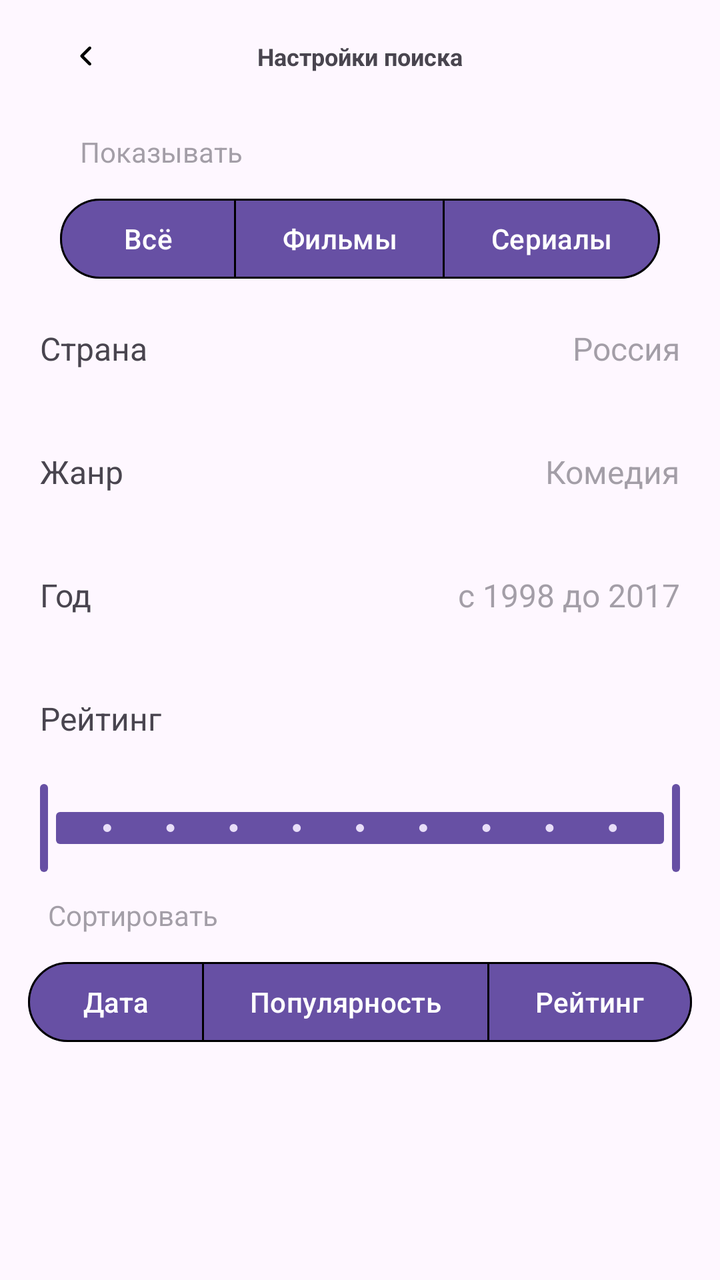
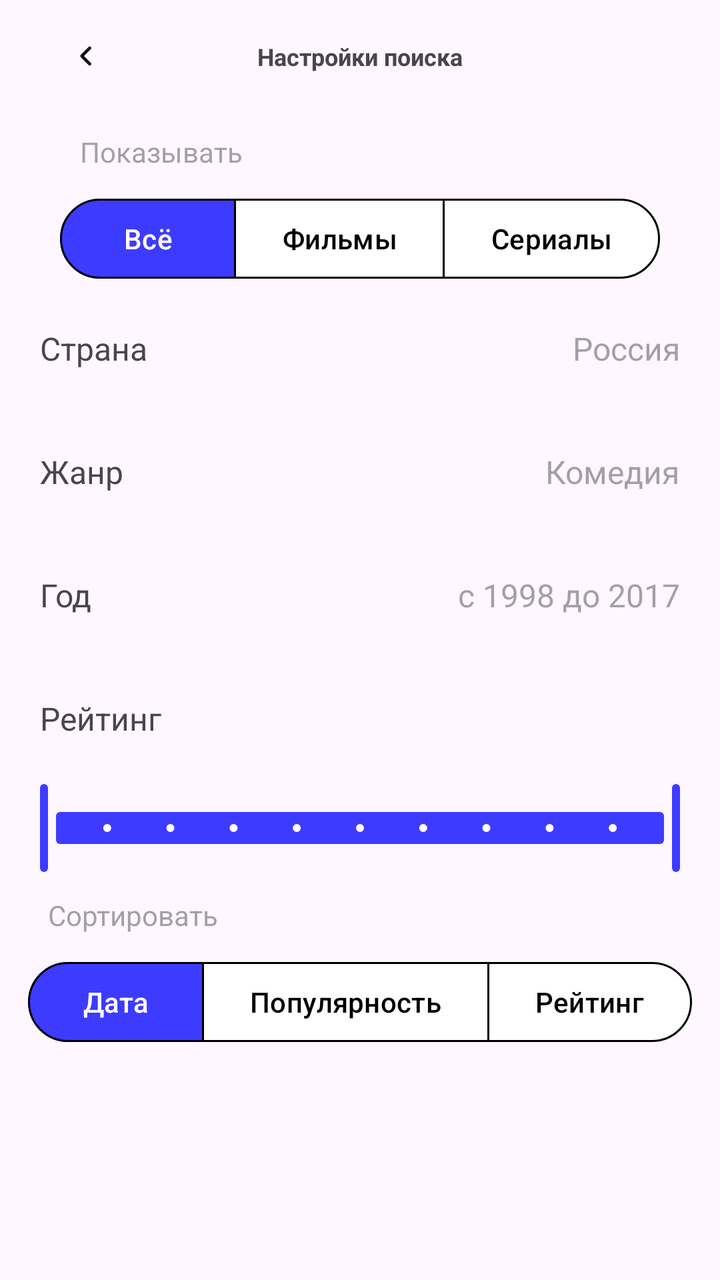

An Android layout rendered at two revisions. The XML below is the earlier revision; the diff shows what the commit changed to produce the second picture.
<!-- AndroidManifest.xml: application theme Theme.SkillCinema -->
<!-- res/layout/fragment_search_filter.xml -->
<?xml version="1.0" encoding="utf-8"?>
<LinearLayout xmlns:android="http://schemas.android.com/apk/res/android"
    xmlns:app="http://schemas.android.com/apk/res-auto"
    xmlns:tools="http://schemas.android.com/tools"
    android:layout_width="match_parent"
    android:layout_height="match_parent"
    android:orientation="vertical"
    tools:context=".presentation.fragments.SearchFilterFragment">

    <FrameLayout
        android:id="@+id/header_back_button_and_title"
        android:layout_width="match_parent"
        android:layout_height="wrap_content">

        <androidx.appcompat.widget.AppCompatImageButton
            android:id="@+id/header_back_button"
            android:layout_width="wrap_content"
            android:layout_height="wrap_content"
            android:layout_gravity="start|center"
            android:layout_marginStart="20dp"
            android:background="@null"
            android:padding="20dp"
            android:src="@drawable/back_arrow" />

        <androidx.appcompat.widget.AppCompatTextView
            android:id="@+id/header_title"
            android:layout_width="wrap_content"
            android:layout_height="wrap_content"
            android:layout_gravity="center"
            android:padding="20dp"
            android:text="@string/filter_page_header"
            android:textAlignment="center"
            android:textSize="@dimen/header_title_size"
            android:textStyle="bold" />

    </FrameLayout>

    <androidx.constraintlayout.widget.ConstraintLayout
        android:id="@+id/select_constraint_watch_type"
        android:layout_width="match_parent"
        android:layout_height="wrap_content">

        <androidx.appcompat.widget.AppCompatTextView
            android:id="@+id/select_watch_type_title"
            android:layout_width="wrap_content"
            android:layout_height="wrap_content"
            android:alpha="0.5"
            android:padding="10dp"
            android:text="@string/filter_select_watch_type_title"
            app:layout_constraintBottom_toTopOf="@+id/select_watch_type_group"
            app:layout_constraintStart_toStartOf="@+id/select_watch_type_group"
            app:layout_constraintTop_toTopOf="parent" />

        <com.google.android.material.button.MaterialButtonToggleGroup
            android:id="@+id/select_watch_type_group"
            android:layout_width="wrap_content"
            android:layout_height="wrap_content"
            android:layout_gravity="center"
            android:gravity="center"
            app:layout_constraintBottom_toBottomOf="parent"
            app:layout_constraintEnd_toEndOf="parent"
            app:layout_constraintStart_toStartOf="parent"
            app:layout_constraintTop_toBottomOf="@+id/select_watch_type_title">

            <com.google.android.material.button.MaterialButton
                android:id="@+id/select_all"
                android:layout_width="wrap_content"
                android:layout_height="wrap_content"
                android:text="@string/filter_select_all"
                android:textSize="14sp"
                app:strokeColor="@color/black"
                app:strokeWidth="1dp" />

            <com.google.android.material.button.MaterialButton
                android:id="@+id/select_films"
                android:layout_width="wrap_content"
                android:layout_height="wrap_content"
                android:text="@string/filter_select_films"
                android:textSize="14sp"
                app:strokeWidth="1dp" />

            <com.google.android.material.button.MaterialButton
                android:id="@+id/select_TVseries"
                android:layout_width="wrap_content"
                android:layout_height="wrap_content"
                android:text="@string/filter_select_TVseries"
                android:textSize="14sp"
                app:strokeWidth="1dp" />


        </com.google.android.material.button.MaterialButtonToggleGroup>

    </androidx.constraintlayout.widget.ConstraintLayout>

    <FrameLayout
        android:id="@+id/choose_country"
        android:layout_width="match_parent"
        android:layout_height="wrap_content">

        <androidx.appcompat.widget.AppCompatTextView
            android:id="@+id/choose_country_title"
            android:layout_width="wrap_content"
            android:layout_height="wrap_content"
            android:layout_gravity="center|start"
            android:layout_margin="20dp"
            android:text="@string/filter_choose_country_title"
            android:textSize="16sp" />

        <androidx.appcompat.widget.AppCompatTextView
            android:id="@+id/choose_country_choice"
            android:layout_width="wrap_content"
            android:layout_height="wrap_content"
            android:layout_gravity="center|end"
            android:layout_margin="20dp"
            android:alpha="0.5"
            android:text="@string/filter_choose_country_choice"
            android:textSize="16sp" />


    </FrameLayout>

    <FrameLayout
        android:id="@+id/choose_genre"
        android:layout_width="match_parent"
        android:layout_height="wrap_content">

        <androidx.appcompat.widget.AppCompatTextView
            android:id="@+id/choose_genre_title"
            android:layout_width="wrap_content"
            android:layout_height="wrap_content"
            android:layout_gravity="center|start"
            android:layout_margin="20dp"
            android:text="@string/filter_choose_genre_title"
            android:textSize="16sp"
             />

        <androidx.appcompat.widget.AppCompatTextView
            android:id="@+id/choose_genre_choice"
            android:layout_width="wrap_content"
            android:layout_height="wrap_content"
            android:layout_gravity="center|end"
            android:layout_margin="20dp"
            android:alpha="0.5"
            android:text="@string/filter_choose_genre_choice"
            android:textSize="16sp" />

    </FrameLayout>

    <FrameLayout
        android:id="@+id/choose_year"
        android:layout_width="match_parent"
        android:layout_height="wrap_content">

        <androidx.appcompat.widget.AppCompatTextView
            android:id="@+id/choose_year_title"
            android:layout_width="wrap_content"
            android:layout_height="wrap_content"
            android:layout_gravity="center|start"
            android:layout_margin="20dp"
            android:text="@string/filter_choose_year_title"
            android:textSize="16sp"
             />

        <androidx.appcompat.widget.AppCompatTextView
            android:id="@+id/choose_year_choice"
            android:layout_width="wrap_content"
            android:layout_height="wrap_content"
            android:layout_gravity="center|end"
            android:layout_margin="20dp"
            android:alpha="0.5"
            android:text="@string/filter_choose_year_choice"
            android:textSize="16sp" />

    </FrameLayout>


    <androidx.constraintlayout.widget.ConstraintLayout
        android:id="@+id/rating_select_layout"
        android:layout_width="match_parent"
        android:layout_height="wrap_content">

        <androidx.appcompat.widget.AppCompatTextView
            android:id="@+id/rating_select_title"
            android:layout_width="wrap_content"
            android:layout_height="wrap_content"
            android:layout_margin="20dp"
            android:text="@string/filter_page_rating_select_title"
            android:textSize="16sp"
            app:layout_constraintBottom_toTopOf="@id/rating_select_slider"
            app:layout_constraintEnd_toEndOf="parent"
            app:layout_constraintHorizontal_bias="0"
            app:layout_constraintStart_toStartOf="parent"
            app:layout_constraintTop_toTopOf="parent" />

        <com.google.android.material.slider.RangeSlider
            android:id="@+id/rating_select_slider"
            android:layout_width="match_parent"
            android:layout_height="wrap_content"
            android:stepSize="1.0"
            android:valueFrom="0.0"
            android:valueTo="10.0"
            app:layout_constraintBottom_toBottomOf="parent"
            app:layout_constraintEnd_toEndOf="parent"
            app:layout_constraintHorizontal_bias="1.0"
            app:layout_constraintStart_toStartOf="parent"
            app:layout_constraintTop_toBottomOf="@id/rating_select_title"
            app:values="@array/initial_slider_values" />

    </androidx.constraintlayout.widget.ConstraintLayout>

    <androidx.constraintlayout.widget.ConstraintLayout
        android:id="@+id/select_constraint_film_sort"
        android:layout_width="match_parent"
        android:layout_height="wrap_content">

        <androidx.appcompat.widget.AppCompatTextView
            android:id="@+id/select_film_sort_title"
            android:layout_width="wrap_content"
            android:layout_height="wrap_content"
            android:alpha="0.5"
            android:padding="10dp"
            android:text="@string/filter_select_film_sort_title"
            app:layout_constraintBottom_toTopOf="@+id/select_film_sort_group"
            app:layout_constraintStart_toStartOf="@+id/select_film_sort_group"
            app:layout_constraintTop_toTopOf="parent" />

        <com.google.android.material.button.MaterialButtonToggleGroup
            android:id="@+id/select_film_sort_group"
            android:layout_width="wrap_content"
            android:layout_height="wrap_content"
            android:layout_gravity="center"
            android:gravity="center"
            app:layout_constraintBottom_toBottomOf="parent"
            app:layout_constraintEnd_toEndOf="parent"
            app:layout_constraintStart_toStartOf="parent"
            app:layout_constraintTop_toBottomOf="@+id/select_film_sort_title">

            <com.google.android.material.button.MaterialButton
                android:id="@+id/select_date"
                android:layout_width="wrap_content"
                android:layout_height="wrap_content"
                android:text="@string/filter_select_date"
                android:textSize="14sp"
                app:strokeColor="@color/black"
                app:strokeWidth="1dp" />

            <com.google.android.material.button.MaterialButton
                android:id="@+id/select_popularity"
                android:layout_width="wrap_content"
                android:layout_height="wrap_content"
                android:text="@string/filter_select_popularity"
                android:textSize="14sp"
                app:strokeWidth="1dp" />

            <com.google.android.material.button.MaterialButton
                android:id="@+id/select_ratings"
                android:layout_width="wrap_content"
                android:layout_height="wrap_content"
                android:text="@string/filter_select_rating"
                android:textSize="14sp"
                app:strokeWidth="1dp" />


        </com.google.android.material.button.MaterialButtonToggleGroup>

    </androidx.constraintlayout.widget.ConstraintLayout>

</LinearLayout>
<!-- resources referenced by this layout -->
<resources>
  <array name="initial_slider_values">
          <item>0.0</item>
          <item>10.0</item>
      </array>
  <color name="black">#FF000000</color>
  <dimen name="header_title_size">12sp</dimen>
  <!-- drawable back_arrow (drawable) -->
  <vector xmlns:android="http://schemas.android.com/apk/res/android"
      android:width="6dp"
      android:height="10dp"
      android:viewportWidth="6"
      android:viewportHeight="10">
    <path
        android:pathData="M5.422,0.47C5.715,0.763 5.715,1.237 5.422,1.53L1.952,5L5.422,8.47C5.715,8.763 5.715,9.237 5.422,9.53C5.129,9.823 4.654,9.823 4.361,9.53L0.361,5.53C0.068,5.237 0.068,4.763 0.361,4.47L4.361,0.47C4.654,0.177 5.129,0.177 5.422,0.47Z"
        android:fillColor="#000000"
        android:fillType="evenOdd"/>
  </vector>
  <string name="filter_choose_country_choice">Россия</string>
  <string name="filter_choose_country_title">Страна</string>
  <string name="filter_choose_genre_choice">Комедия</string>
  <string name="filter_choose_genre_title">Жанр</string>
  <string name="filter_choose_year_choice">с 1998 до 2017</string>
  <string name="filter_choose_year_title">Год</string>
  <string name="filter_page_header">Настройки поиска</string>
  <string name="filter_page_rating_select_title">Рейтинг</string>
  <string name="filter_select_TVseries">Сериалы</string>
  <string name="filter_select_all">Всё</string>
  <string name="filter_select_date">Дата</string>
  <string name="filter_select_film_sort_title">Сортировать</string>
  <string name="filter_select_films">Фильмы</string>
  <string name="filter_select_popularity">Популярность</string>
  <string name="filter_select_rating">Рейтинг</string>
  <string name="filter_select_watch_type_title">Показывать</string>
  <style name="Theme.SkillCinema" parent="Base.Theme.SkillCinema" />
  <style name="Base.Theme.SkillCinema" parent="Theme.Material3.DayNight.NoActionBar">
          
          
          <item name="colorPrimaryDark">@color/white</item>
          <item name="android:windowLightStatusBar">true</item>
      </style>
  <color name="white">#FFFFFFFF</color>
</resources>

<!-- the commit's change to res/layout/fragment_search_filter.xml (unified diff, before → after) -->
@@ -57,6 +57,8 @@
             android:layout_height="wrap_content"
             android:layout_gravity="center"
             android:gravity="center"
+            app:checkedButton="@id/select_all"
+            app:singleSelection="true"
             app:layout_constraintBottom_toBottomOf="parent"
             app:layout_constraintEnd_toEndOf="parent"
             app:layout_constraintStart_toStartOf="parent"
@@ -64,6 +66,7 @@
 
             <com.google.android.material.button.MaterialButton
                 android:id="@+id/select_all"
+                style="@style/CustomMaterialButton"
                 android:layout_width="wrap_content"
                 android:layout_height="wrap_content"
                 android:text="@string/filter_select_all"
@@ -73,6 +76,7 @@
 
             <com.google.android.material.button.MaterialButton
                 android:id="@+id/select_films"
+                style="@style/CustomMaterialButton"
                 android:layout_width="wrap_content"
                 android:layout_height="wrap_content"
                 android:text="@string/filter_select_films"
@@ -81,6 +85,7 @@
 
             <com.google.android.material.button.MaterialButton
                 android:id="@+id/select_TVseries"
+                style="@style/CustomMaterialButton"
                 android:layout_width="wrap_content"
                 android:layout_height="wrap_content"
                 android:text="@string/filter_select_TVseries"
@@ -131,8 +136,7 @@
             android:layout_gravity="center|start"
             android:layout_margin="20dp"
             android:text="@string/filter_choose_genre_title"
-            android:textSize="16sp"
-             />
+            android:textSize="16sp" />
 
         <androidx.appcompat.widget.AppCompatTextView
             android:id="@+id/choose_genre_choice"
@@ -158,8 +162,7 @@
             android:layout_gravity="center|start"
             android:layout_margin="20dp"
             android:text="@string/filter_choose_year_title"
-            android:textSize="16sp"
-             />
+            android:textSize="16sp" />
 
         <androidx.appcompat.widget.AppCompatTextView
             android:id="@+id/choose_year_choice"
@@ -199,6 +202,7 @@
             android:stepSize="1.0"
             android:valueFrom="0.0"
             android:valueTo="10.0"
+            style="@style/CustomRangeSlider"
             app:layout_constraintBottom_toBottomOf="parent"
             app:layout_constraintEnd_toEndOf="parent"
             app:layout_constraintHorizontal_bias="1.0"
@@ -230,6 +234,8 @@
             android:layout_height="wrap_content"
             android:layout_gravity="center"
             android:gravity="center"
+            app:singleSelection="true"
+            app:checkedButton="@id/select_date"
             app:layout_constraintBottom_toBottomOf="parent"
             app:layout_constraintEnd_toEndOf="parent"
             app:layout_constraintStart_toStartOf="parent"
@@ -241,6 +247,7 @@
                 android:layout_height="wrap_content"
                 android:text="@string/filter_select_date"
                 android:textSize="14sp"
+                style="@style/CustomMaterialButton"
                 app:strokeColor="@color/black"
                 app:strokeWidth="1dp" />
 
@@ -250,6 +257,7 @@
                 android:layout_height="wrap_content"
                 android:text="@string/filter_select_popularity"
                 android:textSize="14sp"
+                style="@style/CustomMaterialButton"
                 app:strokeWidth="1dp" />
 
             <com.google.android.material.button.MaterialButton
@@ -257,6 +265,7 @@
                 android:layout_width="wrap_content"
                 android:layout_height="wrap_content"
                 android:text="@string/filter_select_rating"
+                style="@style/CustomMaterialButton"
                 android:textSize="14sp"
                 app:strokeWidth="1dp" />
 
<!-- resource entries referenced after the edit -->
@@ -33,7 +33,19 @@
   <string name="filter_select_popularity">Популярность</string>
   <string name="filter_select_rating">Рейтинг</string>
   <string name="filter_select_watch_type_title">Показывать</string>
+  <style name="CustomMaterialButton" parent="Widget.Material3.Button">
+           <item name="backgroundTint">@color/chip_state_background</item>
+          <item name="android:textColor">@color/chip_state_text</item>
+      </style>
+  <style name="CustomRangeSlider" parent="Widget.Material3.Slider">
+          <item name="thumbColor">@color/blue_color</item>
+          <item name="trackColorActive">@color/blue_color</item>
+          <item name="trackColorInactive">@color/white</item>
+          <item name="tickColorActive">@color/white</item>
+          <item name="tickColorInactive">@color/blue_color</item>
+      </style>
   <style name="Theme.SkillCinema" parent="Base.Theme.SkillCinema" />
+  <color name="blue_color">#3D3BFF</color>
   <style name="Base.Theme.SkillCinema" parent="Theme.Material3.DayNight.NoActionBar">
           
           
